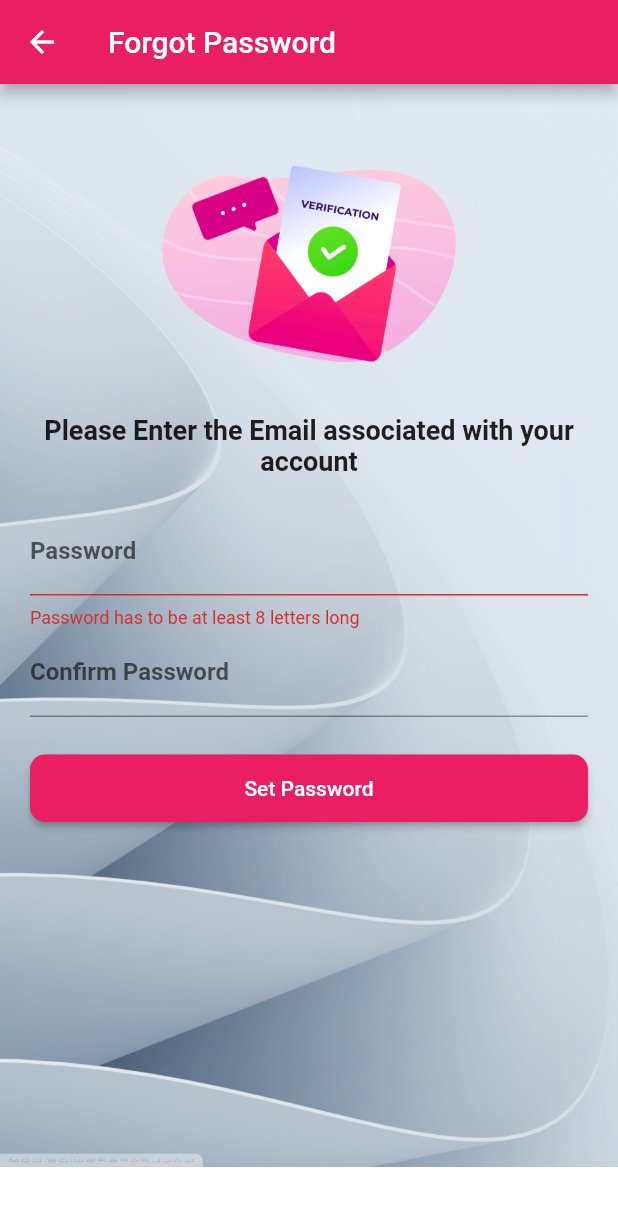
After one commit to zunaid13/red_crossroads, a Flutter app: the changePasswordOTP screen opened directly, after a tap on "Set Password", on a phone screen of 412 x 824 dp. The commit adds this screen. Shown: the top 1206 px of the screen. Run offline on Flutter 3.47's test engine with Material 2 defaults, Android fonts, the light colour scheme and no system bars; our stand-ins replace animated_splash_screen, fluttertoast, google_maps_flutter, page_transition, pinput; network calls fail.

Commit message:
Late Commit

```diff
--- /dev/null
+++ b/lib/changePasswordOTP.dart
@@ -0,0 +1,134 @@
+import 'package:flutter/material.dart';
+import 'package:my_project/loginPage.dart';
+import 'package:my_project/model/user_model.dart';
+import 'package:my_project/services/api.dart';
+import 'package:my_project/services/validate.dart';
+
+class changePasswordOTP extends StatefulWidget {
+  @override
+  _changePasswordOTPState createState() => _changePasswordOTPState();
+}
+
+class _changePasswordOTPState extends State<changePasswordOTP> {
+  final TextEditingController passwordController = TextEditingController();
+  final TextEditingController confirmPasswordController =
+      TextEditingController();
+  final GlobalKey<FormState> _formKey = GlobalKey<FormState>();
+
+  @override
+  Widget build(BuildContext context) {
+    return Container(
+      decoration: BoxDecoration(
+        image: DecorationImage(image: AssetImage('assets/loginBGW2.png')),
+      ),
+      child: Scaffold(
+        backgroundColor: Colors.transparent,
+        appBar: AppBar(
+          title: Text('Forgot Password'),
+        ),
+        body: SingleChildScrollView(
+          // Wrap your Column with SingleChildScrollView
+          child: Container(
+            alignment: Alignment.center,
+            child: Center(
+              child: Padding(
+                padding: EdgeInsets.all(20.0),
+                child: Column(
+                  children: [
+                    Image.asset(
+                      'assets/sendEmail.png',
+                      height: 200,
+                      width: 200,
+                    ),
+                    Text(
+                      'Please Enter the Email associated with your account',
+                      style:
+                          TextStyle(fontSize: 18, fontWeight: FontWeight.bold),
+                      textAlign: TextAlign.center,
+                    ),
+                    SizedBox(
+                      height: 20,
+                    ),
+                    // TextField(
+                    //   decoration: InputDecoration(labelText: 'Email'),
+                    // ),
+                    //START
+                    Form(
+                      key: _formKey,
+                      child: Column(
+                        mainAxisAlignment: MainAxisAlignment.center,
+                        children: <Widget>[
+                          TextFormField(
+                            controller: passwordController,
+                            decoration: InputDecoration(labelText: 'Password'),
+                            obscureText: true,
+                            style: TextStyle(fontWeight: FontWeight.bold),
+                            validator: (value) {
+                              if (value == null)
+                                return "Please enter the password";
+                              String ret =
+                                  Validator.registrationPageVerifyPassword(
+                                      value);
+                              if (ret == "") return null;
+                              return ret;
+                            },
+                            onSaved: (value) {
+                              // Store the value
+                            },
+                          ),
+                          TextFormField(
+                            controller: confirmPasswordController,
+                            obscureText: true,
+                            decoration:
+                                InputDecoration(labelText: 'Confirm Password'),
+                            style: TextStyle(fontWeight: FontWeight.bold),
+                            validator: (value) {
+                              if (value == null)
+                                return "This field cannot be empty";
+                              String ret = Validator
+                                  .registrationPageVerifyConfirmPassword(value);
+                              if (ret == "") return null;
+                              return ret;
+                            },
+                            onSaved: (value) {
+                              // Store the value
+                            },
+                          ),
+                        ],
+                      ),
+                    ),
+                    //END
+                    SizedBox(height: 25),
+                    SizedBox(
+                      height: 45,
+                      width: double.infinity,
+                      child: ElevatedButton(
+                        onPressed: () {
+                          if (_formKey.currentState!.validate()) {
+                            currentUser.password = passwordController.text;
+                            Api.updateUserInfo();
+                            _formKey.currentState!.save();
+                            Navigator.pushReplacement(
+                                context,
+                                MaterialPageRoute(
+                                    builder: (context) => loginPage()));
+                          }
+                        },
+                        style: ElevatedButton.styleFrom(
+                          shape: RoundedRectangleBorder(
+                            borderRadius: BorderRadius.circular(10),
+                          ),
+                        ),
+                        child: const Text('Set Password'),
+                      ),
+                    ),
+                  ],
+                ),
+              ),
+            ),
+          ),
+        ),
+      ),
+    );
+  }
+}
--- a/lib/forgotPassword.dart
+++ b/lib/forgotPassword.dart
@@ -84,7 +84,7 @@ class _forgotPasswordState extends State<forgotPassword> {
                             _formKey.currentState!.save();
                             print('Now going to API');
                             Api.sendOTP();
-                            Navigator.push(
+                            Navigator.pushReplacement(
                               context,
                               MaterialPageRoute(
                                 builder: (context) => otpPage(),
--- a/lib/mapPage.dart
+++ b/lib/mapPage.dart
@@ -21,12 +21,12 @@ class mapPageState extends State<mapPage> {
     return Scaffold(
       appBar: AppBar(
         title: const Text(
-          "Track order",
+          "Map",
           style: TextStyle(color: Colors.black, fontSize: 16),
         ),
       ),
       body: const Center(
-        child: Text("The Flutter Way!"),
+        child: Text("Map"),
       ),
     );
   }
--- a/lib/otp.dart
+++ b/lib/otp.dart
@@ -1,4 +1,5 @@
 import 'package:flutter/material.dart';
+import 'package:my_project/changePasswordOTP.dart';
 import 'package:my_project/model/user_model.dart';
 import 'package:pinput/pinput.dart';
 import 'package:fluttertoast/fluttertoast.dart';
@@ -102,6 +103,11 @@ class otpPageState extends State<otpPage> {
                               if (otp == currentUser.emergencyPassword) {
                                 // OTP is correct
                                 // You can navigate to the next screen or show a success message.
+                                Navigator.pushReplacement(
+                                    context,
+                                    MaterialPageRoute(
+                                        builder: (context) =>
+                                            changePasswordOTP()));
                               } else {
                                 // OTP is incorrect, show a toast message.
                                 Fluttertoast.showToast(
--- a/lib/registrationPage.dart
+++ b/lib/registrationPage.dart
@@ -171,6 +171,7 @@ class registrationPageState extends State<registrationPage> {
     currentUser.dob = dob;
     Api.addUserToDatabase();
     allUsers.add(currentUser);
+    Navigator.pop(context);
     // Implement your registration logic here using the collected data.
   }
 }
```
Also changed, not shown: lib/mainMenu.dart (+35 -3 lines), lib/viewProfile.dart (added, +49 -0 lines), 1 other file.
